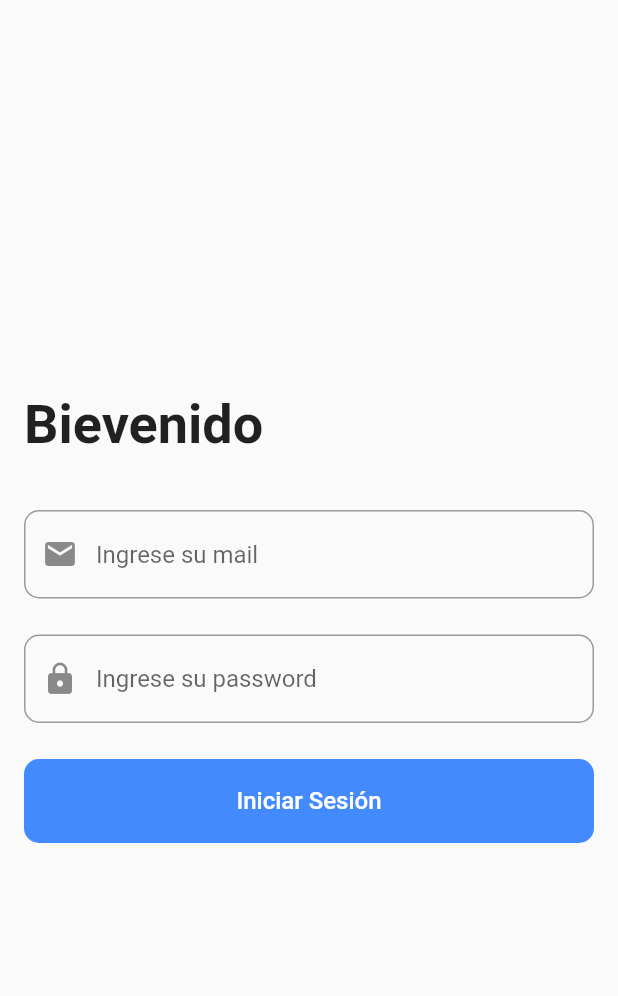
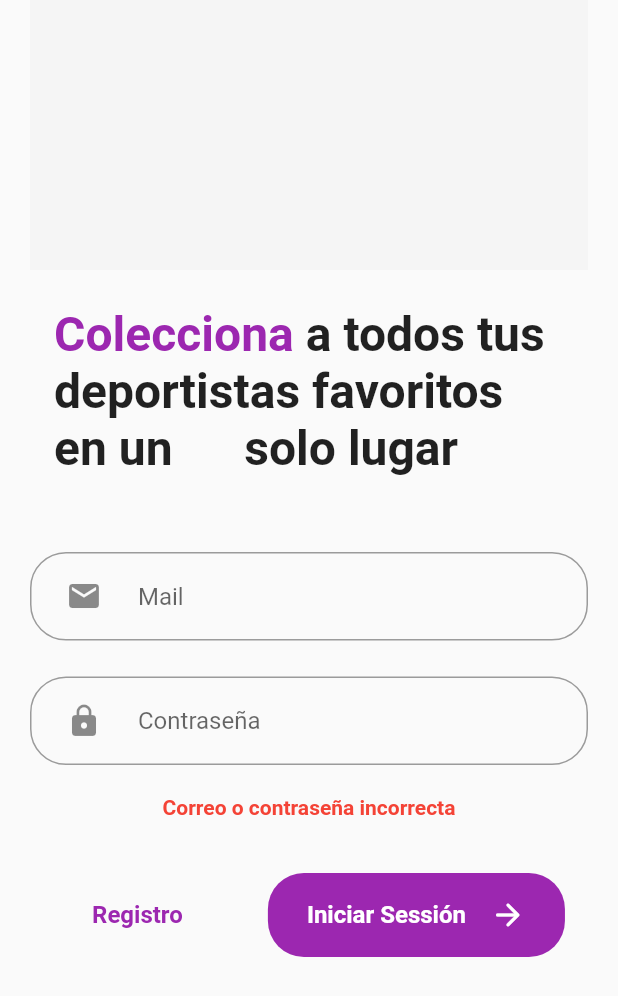
Before and after one commit to josdan23/baseball_extrados, a Flutter app: the screen it shows after launch, on a phone screen of 412 x 824 dp. Shown: the top 996 px of the screen. Run offline on Flutter 3.47's test engine with Material 2 defaults, Android fonts, the phone set to English and light mode, and no system bars; our stand-ins replace bloc, card_swiper, flutter_bloc, logger.

Commit message:
modifica ui login

```diff
--- a/lib/presentation/screens/login_screen.dart
+++ b/lib/presentation/screens/login_screen.dart
@@ -1,28 +1,30 @@
-import 'package:baseball_cards/controllers/login_controller.dart';
-import 'package:baseball_cards/services/firebase/user_firebase_service.dart';
-import 'package:baseball_cards/services/users_api.dart';
 import 'package:flutter/material.dart';
 import 'package:flutter_bloc/flutter_bloc.dart';
 
+import 'package:baseball_cards/controllers/login_controller.dart';
 import 'package:baseball_cards/presentation/blocs/login_bloc/login_bloc.dart';
+import 'package:baseball_cards/presentation/widgets/button_widget.dart';
+import 'package:baseball_cards/presentation/widgets/text_field_widget.dart';
+import 'package:baseball_cards/services/firebase/user_firebase_service.dart';
 
 class LoginScreen extends StatelessWidget {
+
   const LoginScreen({ Key? key }) : super(key: key);
 
   @override
   Widget build(BuildContext context) {
 
-    final UserApi userDataProvider = UserFirebaseService();
-    final LoginController controller = LoginController(userDataProvider);
-
+    final LoginController controller = LoginController(UserFirebaseService());
 
     return Scaffold(
       body: Padding(
-        padding: const EdgeInsets.symmetric(horizontal: 16),
 
+        padding: const EdgeInsets.symmetric(horizontal: 20),
         child: BlocProvider(
+
           create: ( _ ) => LoginBloc(controller),
           child: _LoginForm(),
+
         )
       ),
     );
@@ -40,95 +42,130 @@ class _LoginForm extends StatelessWidget {
         if( state is SuccessLogin)
           Navigator.pushReplacementNamed(context, 'home');
 
-        if( state is FailureLogin )
-          _showSnackBar(context);
+        // if( state is FailureLogin )
+          // _showSnackBar(context);
 
       },
+      child: SingleChildScrollView(
+        child: SafeArea(
           child: Form(
-          // key: loginFormProvider.formKey,
-          autovalidateMode: AutovalidateMode.onUserInteraction,
 
               child: Column(
-            mainAxisAlignment: MainAxisAlignment.center,
-            crossAxisAlignment: CrossAxisAlignment.start,
+
+                mainAxisAlignment: MainAxisAlignment.start,
+                crossAxisAlignment: CrossAxisAlignment.center,
+
                 children: [
 
-              const Text(
-                'Bievenido',
-                style: TextStyle(fontSize: 36, fontWeight: FontWeight.bold, color: Colors.black87 )
+                  Container(
+                    color: Colors.grey[100],
+                    height: 180,
                   ),
 
-              const SizedBox(height: 36,),
+                  SizedBox(height: 24),
 
-            //INPUT PARA EL MAIL
+                  const Padding(
+                    padding: EdgeInsets.symmetric(horizontal: 16),
+                    child:  _HeaderText(),
+                  ),
+
+                  SizedBox(height: 50),
+
                   _EmailInput(),
 
-              const SizedBox(height: 24,),
+                  SizedBox(height: 24),
 
-              // INPUT PARA EL PASSWORD
                   _PasswordInput(),
 
-              const SizedBox(height: 24,),
+                  SizedBox(height: 20),
+
+                  Text('Correo o contraseña incorrecta', style: TextStyle(color: Colors.red, fontWeight: FontWeight.bold)),
+
+                  SizedBox(height: 36),
+
+                  Row(
+                    mainAxisAlignment: MainAxisAlignment.spaceAround,
+                    children: const [
+
+                      _RegisterButton(),
 
                       _LoginButton()
+                    ],
+                  ),
 
                 ],
               )
             ),
+        ),
+      ),
     );
   }
 
+}
 
-  void _showSnackBar(BuildContext context) {
+class _HeaderText extends StatelessWidget {
+  const _HeaderText({
+    Key? key,
+  }) : super(key: key);
 
-    ScaffoldMessenger.of(context).showSnackBar( const SnackBar(
-      content: Text('Usuario o contraseña incorrectos')
-    ));
+  @override
+  Widget build(BuildContext context) {
+
+    return RichText(
+      text: const TextSpan(
+        style: TextStyle(fontSize: 32, color: Colors.black87, fontWeight: FontWeight.w600),
+        children: <TextSpan> [
+          TextSpan(
+            text: 'Colecciona',
+            style: TextStyle(color: Colors.purple)
+          ),
+          TextSpan(
+            text: ' a todos tus deportistas favoritos en un      solo lugar'
+          )
+        ]
+      ),
+    );
+  }
+}
+
+class _RegisterButton extends StatelessWidget {
+  const _RegisterButton({
+    Key? key,
+  }) : super(key: key);
+
+  @override
+  Widget build(BuildContext context) {
+    return ButtonWidget(
+      text: 'Registro',
+      colorText: Colors.purple,
+      onPressed: (){
+        print('registrarse');
+      },
+    );
   }
 }
 
 
 class _LoginButton extends StatelessWidget {
+  const _LoginButton({
+    Key? key,
+  }) : super(key: key);
 
   @override
   Widget build(BuildContext context) {
-
-
-    return BlocBuilder<LoginBloc, LoginState>(
-      builder: (context, state) {
-
-
-        return MaterialButton(
-          shape: RoundedRectangleBorder(borderRadius: BorderRadius.circular(10)),
-          elevation: 0,
-          color: Colors.blueAccent,
-          child: Container(
-            height: 56,
-            width: double.infinity,
-            alignment: Alignment.center,
-            child:
-
-              (state is ValidatingForm )
-                ? const CircularProgressIndicator(
-                  color: Colors.white,
-
-                )
-
-                : const Text(
-                  'Iniciar Sesión',
-                  style: TextStyle( color: Colors.white, fontSize: 16))
-          ),
-
+    return ButtonWidget(
+      colorBackground: Colors.purple,
+      colorText: Colors.white,
+      text: 'Iniciar Sessión',
+      icon: Icons.arrow_forward_rounded,
       onPressed: ()  {
-
-            BlocProvider.of<LoginBloc>(context).add( LoginFormSubmitted() );
-
-          },
-        );
-      },
+        print('Iniciar sesión');
+      }
     );
   }
 }
+
+
 
 class _EmailInput extends StatelessWidget {
 
@@ -138,20 +175,13 @@ class _EmailInput extends StatelessWidget {
       return BlocBuilder<LoginBloc, LoginState>(
 
         builder: (context, state) {
-          return TextFormField(
-            autocorrect: false,
-            decoration: InputDecoration(
-              hintText: 'Ingrese su mail',
-              prefixIcon: const Icon(Icons.mail),
-              border: OutlineInputBorder(borderRadius: BorderRadius.circular(10),),
-            ),
 
-            validator: (value) => null ,
-
-            onChanged: (value) {
-              BlocProvider.of<LoginBloc>(context).add(EmailChanged(value));
-            },
-
+          return TextFieldWidget(
+            text: 'Mail',
+            icon: Icons.mail,
+            onChanged: ( value ) {
+              print(value);
+            }
           );
         },
       );
@@ -165,22 +195,12 @@ class _PasswordInput extends StatelessWidget{
 
     return BlocBuilder<LoginBloc, LoginState>(
       builder: (context, state) {
-        return TextFormField(
-          obscureText: true,
-          decoration: InputDecoration(
-            border: OutlineInputBorder(
-              borderRadius: BorderRadius.circular(10),
-            ),
-            hintText: 'Ingrese su password',
-            prefixIcon: const Icon(Icons.lock) ,
-          ),
-
-          validator: (value) => null,
-
+        return TextFieldWidget(
+            text: 'Contraseña',
+            icon: Icons.lock,
             onChanged: ( value ) {
-            BlocProvider.of<LoginBloc>(context).add( PasswordChanged( value ));
-          },
-
+              print(value);
+            }
           );
       },
     );
--- /dev/null
+++ b/lib/presentation/widgets/button_widget.dart
@@ -0,0 +1,57 @@
+import 'package:flutter/material.dart';
+
+class ButtonWidget extends StatelessWidget {
+
+  final Color? colorBackground;
+  final String text;
+  final Color? colorText;
+  final IconData? icon;
+  final void Function()? onPressed;
+
+  const ButtonWidget({
+    Key? key,
+    this.colorBackground,
+    this.colorText,
+    required this.text,
+    this.icon,
+    required this.onPressed
+  }) : super(key: key);
+
+
+  @override
+  Widget build(BuildContext context) {
+
+    return MaterialButton(
+      height: 56,
+      shape: RoundedRectangleBorder(borderRadius: BorderRadius.circular(24)),
+      elevation: 0,
+
+      color: colorBackground,
+      child: FittedBox(
+        child: Padding(
+          padding: const EdgeInsets.symmetric(horizontal: 10),
+          child: Row(
+            children: [
+              Text(
+                text,
+                style: TextStyle(fontSize: 16, color: this.colorText, fontWeight: FontWeight.w600),
+              ),
+
+              this.icon != null
+                ? const SizedBox(width: 16)
+                : Container(),
+
+              this.icon != null
+                ? Icon(this.icon, color: this.colorText)
+                : Container()
+            ],
+          ),
+        ),
+      ),
+
+
+      onPressed: onPressed,
+    );
+
+  }
+}
--- /dev/null
+++ b/lib/presentation/widgets/text_field_widget.dart
@@ -0,0 +1,41 @@
+
+
+import 'package:flutter/material.dart';
+
+class TextFieldWidget extends StatelessWidget {
+
+  final String text;
+  final IconData icon;
+  final Function(String) onChanged;
+
+  const TextFieldWidget({
+    Key? key,
+    required this.text,
+    required this.icon,
+    required this.onChanged
+  }) : super(key: key);
+
+  @override
+  Widget build(BuildContext context) {
+
+    return TextFormField(
+      autocorrect: false,
+      decoration: InputDecoration(
+        hintText: this.text,
+
+        prefixIcon: Padding(
+          padding: const EdgeInsets.symmetric(horizontal: 24),
+          child: Icon( this.icon ),
+        ),
+        border: OutlineInputBorder( borderRadius: BorderRadius.circular(24) ),
+      ),
+
+      // validator: (value) => null ,
+
+      onChanged: (value) {
+        onChanged(value);
+      },
+
+    );
+  }
+}
```
Also changed, not shown: lib/presentation/screens/login_screen copy.dart (added, +196 -0 lines). Lines whose indentation alone changed are shown as unchanged.
